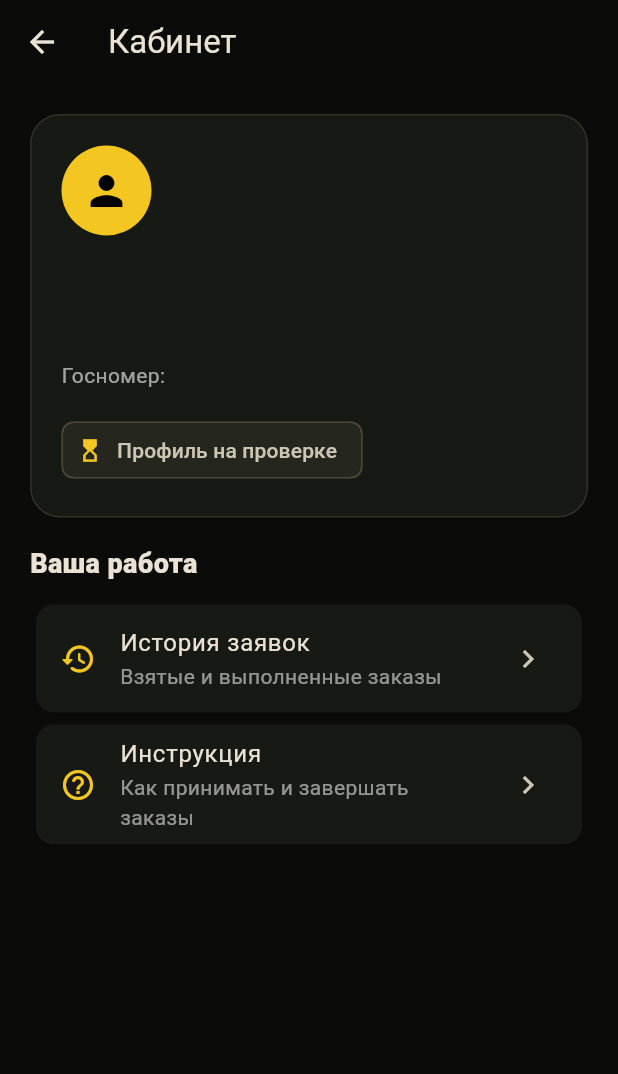
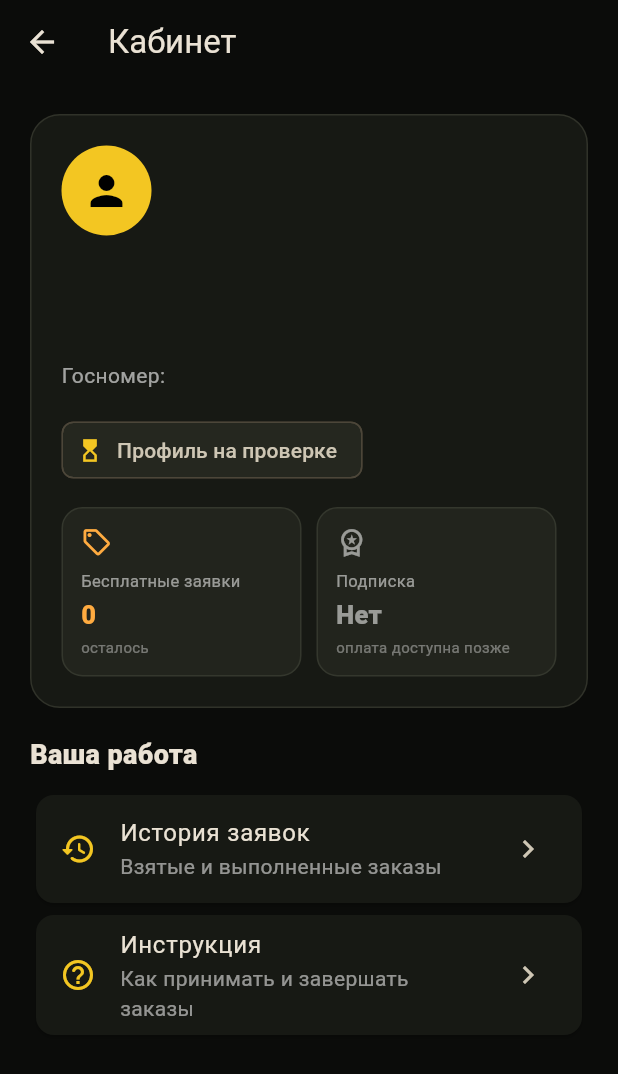
Before and after one commit to ruslon877/techzakaz-driver-app, a Flutter app: the DriverCabinetScreen screen opened directly, on a phone screen of 412 x 824 dp. Shown: the top 1074 px of the screen. Run offline on Flutter 3.47's test engine with Material 3 defaults, Android fonts, the phone set to English and light mode, and no system bars; our stand-ins replace cloud_firestore, firebase_auth, firebase_core, firebase_messaging, firebase_storage, flutter_local_notifications and 5 more; missing offline and left inert: flutter_foreground_task; accounts and stored records are empty.

Commit message:
feat: show driver freemium balance in cabinet

```diff
--- a/lib/screens/driver_cabinet_screen.dart
+++ b/lib/screens/driver_cabinet_screen.dart
@@ -22,7 +22,18 @@ class DriverCabinetScreen extends StatelessWidget {
           final name = data['name']?.toString() ?? 'Водитель';
           final type = data['equipmentType']?.toString() ?? 'Тип не указан';
           final plate = data['licensePlate']?.toString() ?? 'Не указан';
-          final verified = data['isVerified'] == true;
+          final verified = data['verificationStatus']?.toString().toLowerCase() == 'approved';
+          final freeOrdersLeft = (data['freeOrdersLeft'] as num?)?.toInt() ?? 0;
+          final subscriptionValue = data['subscriptionEndsAt'];
+          final subscriptionEndsAt = subscriptionValue is Timestamp
+              ? subscriptionValue.toDate()
+              : subscriptionValue is DateTime
+                  ? subscriptionValue
+                  : DateTime.tryParse(subscriptionValue?.toString() ?? '');
+          final hasSubscription = subscriptionEndsAt != null && subscriptionEndsAt.isAfter(DateTime.now());
+          final subscriptionText = hasSubscription
+              ? 'Активна до ${subscriptionEndsAt.day.toString().padLeft(2, '0')}.${subscriptionEndsAt.month.toString().padLeft(2, '0')}.${subscriptionEndsAt.year}'
+              : 'Не активна';
           return ListView(
             padding: const EdgeInsets.all(20),
             children: [
@@ -42,6 +53,30 @@ class DriverCabinetScreen extends StatelessWidget {
                     avatar: Icon(verified ? Icons.verified : Icons.hourglass_top, size: 18, color: verified ? Colors.greenAccent : const Color(0xFFF3C622)),
                     label: Text(verified ? 'Профиль подтверждён' : 'Профиль на проверке'),
                     backgroundColor: const Color(0xFF25271F),
+                  ),
+                  const SizedBox(height: 14),
+                  Row(
+                    children: [
+                      Expanded(
+                        child: _AccessMetric(
+                          icon: Icons.local_offer_outlined,
+                          title: 'Бесплатные заявки',
+                          value: '$freeOrdersLeft',
+                          caption: freeOrdersLeft == 1 ? 'осталась' : 'осталось',
+                          color: freeOrdersLeft > 0 ? Colors.greenAccent : Colors.orangeAccent,
+                        ),
+                      ),
+                      const SizedBox(width: 10),
+                      Expanded(
+                        child: _AccessMetric(
+                          icon: Icons.workspace_premium_outlined,
+                          title: 'Подписка',
+                          value: hasSubscription ? 'Активна' : 'Нет',
+                          caption: hasSubscription ? subscriptionText.replaceFirst('Активна до ', 'до ') : 'оплата доступна позже',
+                          color: hasSubscription ? Colors.greenAccent : Colors.white54,
+                        ),
+                      ),
+                    ],
                   ),
                 ]),
               ),
@@ -68,6 +103,38 @@ class DriverCabinetScreen extends StatelessWidget {
       );
 }
 
+class _AccessMetric extends StatelessWidget {
+  const _AccessMetric({required this.icon, required this.title, required this.value, required this.caption, required this.color});
+
+  final IconData icon;
+  final String title;
+  final String value;
+  final String caption;
+  final Color color;
+
+  @override
+  Widget build(BuildContext context) => Container(
+        padding: const EdgeInsets.all(12),
+        decoration: BoxDecoration(
+          color: const Color(0xFF22241D),
+          borderRadius: BorderRadius.circular(14),
+          border: Border.all(color: const Color(0xFF34372D)),
+        ),
+        child: Column(
+          crossAxisAlignment: CrossAxisAlignment.start,
+          children: [
+            Icon(icon, color: color, size: 21),
+            const SizedBox(height: 7),
+            Text(title, maxLines: 1, overflow: TextOverflow.ellipsis, style: const TextStyle(color: Colors.white54, fontSize: 11)),
+            const SizedBox(height: 3),
+            Text(value, maxLines: 1, overflow: TextOverflow.ellipsis, style: TextStyle(color: color, fontSize: 17, fontWeight: FontWeight.w800)),
+            const SizedBox(height: 2),
+            Text(caption, maxLines: 1, overflow: TextOverflow.ellipsis, style: const TextStyle(color: Colors.white38, fontSize: 10)),
+          ],
+        ),
+      );
+}
+
 class _CabinetTile extends StatelessWidget {
   const _CabinetTile({required this.icon, required this.title, required this.subtitle, required this.onTap});
   final IconData icon;
```
